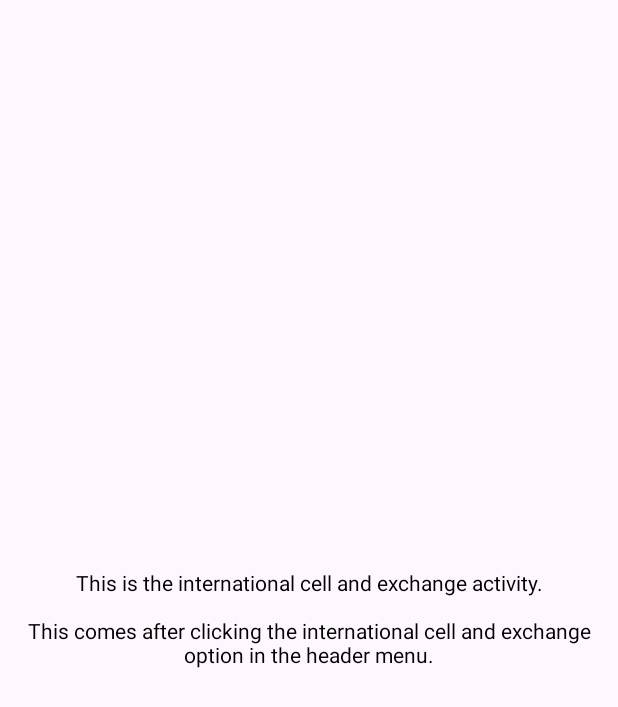
After one commit to PriyanshuYadav08/Main_DU_App_VCIS, an Android app: the InternationalCellActivity screen opened directly, with no data from a screen before it, on a phone screen of 412 x 824 dp. The commit adds this screen. Shown: the top 707 px of the screen. Run offline under Robolectric (Android 15) with nearby library versions, the phone set to English and light mode, and no system bars.

Commit message:
All the activities added and check the working....Activity specific work is remaining.

```diff
--- /dev/null
+++ b/app/src/main/java/com/example/mainduappvcis/InternationalCellActivity.kt
@@ -0,0 +1,20 @@
+package com.example.mainduappvcis
+
+import android.os.Bundle
+import androidx.activity.enableEdgeToEdge
+import androidx.appcompat.app.AppCompatActivity
+import androidx.core.view.ViewCompat
+import androidx.core.view.WindowInsetsCompat
+
+class InternationalCellActivity : AppCompatActivity() {
+    override fun onCreate(savedInstanceState: Bundle?) {
+        super.onCreate(savedInstanceState)
+        enableEdgeToEdge()
+        setContentView(R.layout.activity_international_cell)
+        ViewCompat.setOnApplyWindowInsetsListener(findViewById(R.id.main)) { v, insets ->
+            val systemBars = insets.getInsets(WindowInsetsCompat.Type.systemBars())
+            v.setPadding(systemBars.left, systemBars.top, systemBars.right, systemBars.bottom)
+            insets
+        }
+    }
+}
--- /dev/null
+++ b/app/src/main/res/layout/activity_international_cell.xml
@@ -0,0 +1,21 @@
+<?xml version="1.0" encoding="utf-8"?>
+<androidx.constraintlayout.widget.ConstraintLayout xmlns:android="http://schemas.android.com/apk/res/android"
+    xmlns:app="http://schemas.android.com/apk/res-auto"
+    xmlns:tools="http://schemas.android.com/tools"
+    android:id="@+id/main"
+    android:layout_width="match_parent"
+    android:layout_height="match_parent"
+    tools:context=".InternationalCellActivity">
+
+    <TextView
+        android:layout_width="wrap_content"
+        android:layout_height="wrap_content"
+        app:layout_constraintTop_toTopOf="parent"
+        app:layout_constraintBottom_toBottomOf="parent"
+        app:layout_constraintStart_toStartOf="parent"
+        app:layout_constraintEnd_toEndOf="parent"
+        android:gravity="center"
+        android:textColor="@color/black"
+        android:text="This is the international cell and exchange activity.\n \nThis comes after clicking the international cell and exchange option in the header menu."/>
+
+</androidx.constraintlayout.widget.ConstraintLayout>
```
Also changed, not shown: app/src/main/AndroidManifest.xml (+12 -0 lines), app/src/main/java/com/example/mainduappvcis/AlumniNetworkActivity.kt (added, +20 -0 lines), app/src/main/java/com/example/mainduappvcis/ContactUsActivity.kt (added, +20 -0 lines), app/src/main/java/com/example/mainduappvcis/MainActivity.kt (+8 -0 lines), app/src/main/java/com/example/mainduappvcis/ScholarshipFinancialAidActivity.kt (added, +20 -0 lines), app/src/main/res/layout/activity_alumni_network.xml (added, +21 -0 lines), app/src/main/res/layout/activity_contact_us.xml (added, +21 -0 lines), app/src/main/res/layout/activity_scholarship_financial_aid.xml (added, +21 -0 lines).
